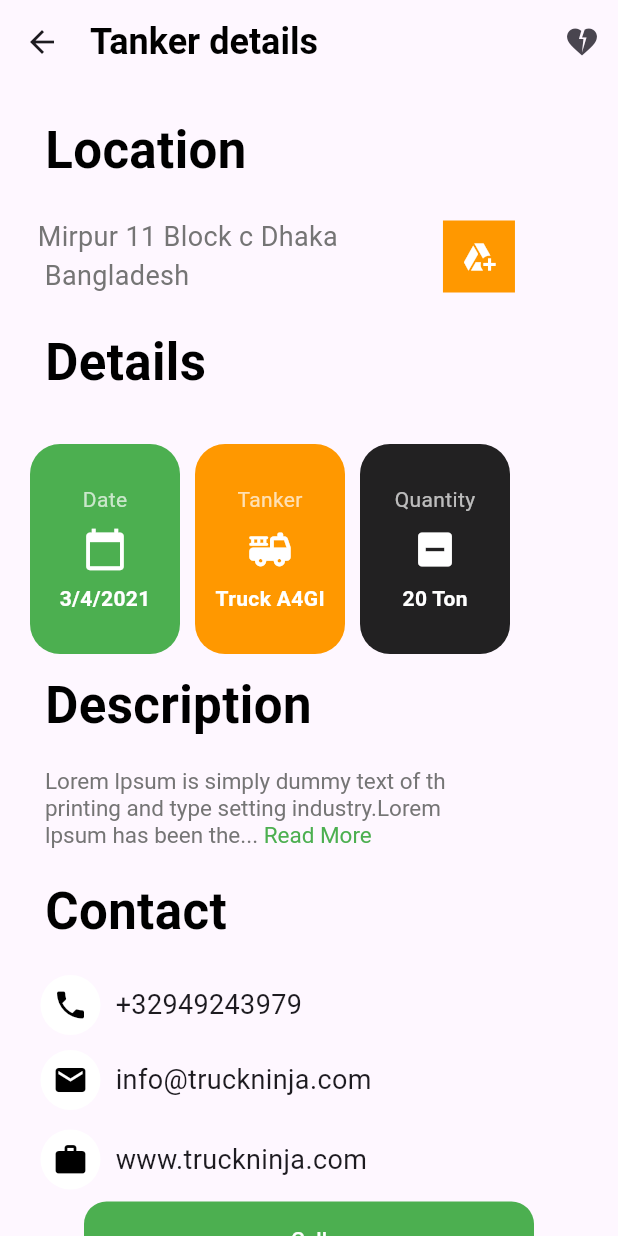
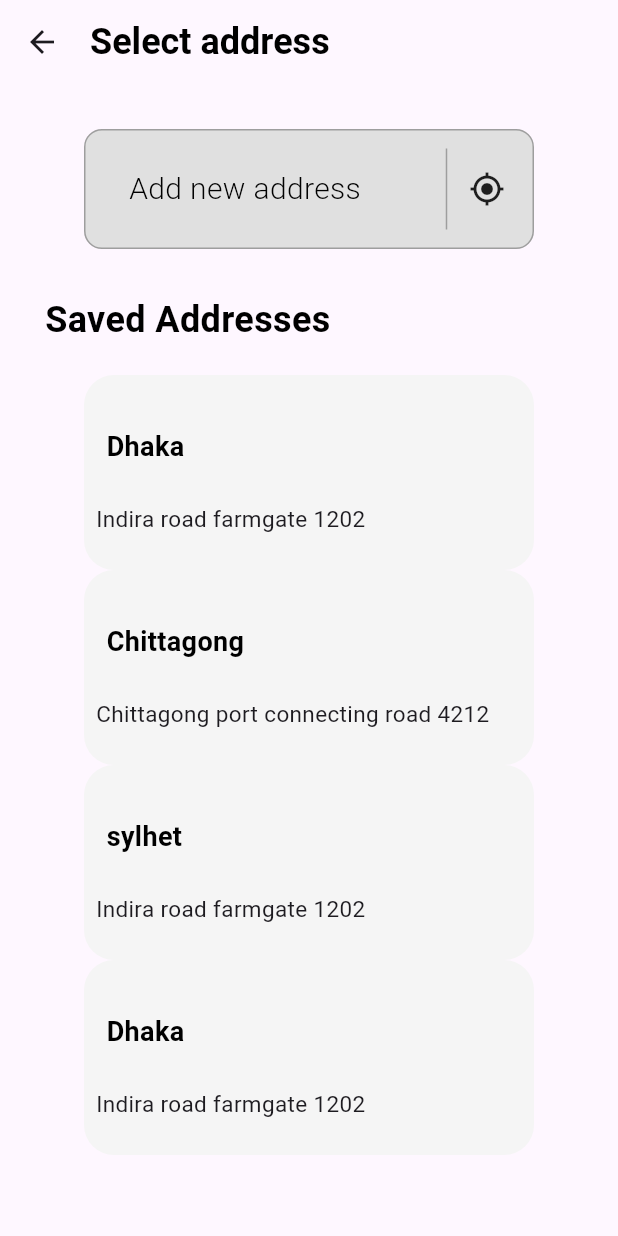
Before and after one commit to Ahmad163563/day02project, a Flutter app: the screen it shows after launch, on a phone screen of 412 x 824 dp. Run offline on Flutter 3.47's test engine with Material 3 defaults, Android fonts, the phone set to English and light mode, and no system bars.

Commit message:
workiing on a project

```diff
--- a/lib/main.dart
+++ b/lib/main.dart
@@ -1,3 +1,4 @@
+import 'package:day2/view/page%204.dart';
 import 'package:day2/view/page1.dart';
 import 'package:day2/view/page2.dart';
 import 'package:day2/view/page3%5D.dart';
@@ -18,7 +19,7 @@ class MyApp extends StatelessWidget {
         title: 'Flutter Demo',
         theme: ThemeData(
         ),
-        home: Page3()//Page2()//Page1() //Home(),
+        home: Page4()//Page3()//Page2()//Page1() //Home(),
     );
   }
 
--- a/lib/view/page 4.dart
+++ b/lib/view/page 4.dart
@@ -0,0 +1,161 @@
+import 'package:flutter/material.dart';
+
+class Page4 extends StatefulWidget {
+  const Page4({super.key});
+
+  @override
+  State<Page4> createState() => _Page4State();
+}
+
+class _Page4State extends State<Page4> {
+  @override
+  Widget build(BuildContext context) {
+    return Scaffold(
+        appBar: AppBar(
+        title: Row(
+        children: [
+        Icon(Icons.arrow_back),
+    SizedBox(width: 20,),
+    Text('Select address',style: TextStyle(fontSize: 24,fontWeight: FontWeight.bold,color: Colors.black),)
+    ],
+    ),
+        ),
+      body: Column(
+        children: [
+        SizedBox(height: 30,),
+        Center(
+        child: Container(
+        padding: EdgeInsets.symmetric(horizontal: 16),
+    height: 80,
+    width: 300,
+    decoration: BoxDecoration(
+    borderRadius: BorderRadius.circular(12),
+    border: Border.all(color: Colors.grey),
+    color: Colors.grey[300]
+    ),
+    child: Row(
+    children: [
+    SizedBox(width: 13,),
+    Text(
+    'Add new address',style: TextStyle(fontSize: 20,fontWeight: FontWeight.w300,color: Colors.black),
+
+    ),
+    SizedBox(width: 52,),
+    VerticalDivider(
+    color: Colors.grey,
+    width: 10,
+    thickness: 1,
+    indent: 12,     // Top padding
+    endIndent: 12,  // Bottom padding
+    ),
+      SizedBox(width: 10,),
+      Icon(Icons.my_location)
+        ],
+      ),
+    )
+        ),
+          SizedBox(height: 30,),
+          Row(
+            children: [
+              SizedBox(width: 30,),
+              Text('Saved Addresses',style: TextStyle(fontSize: 24,fontWeight: FontWeight.bold,color: Colors.black),),
+            ],
+          ),
+          SizedBox(height: 20,),
+          Container(
+            height: 130,
+            width: 300,
+            decoration: BoxDecoration(
+              borderRadius: BorderRadius.circular(20),
+              color: Colors.grey[100]
+            ),
+            child: Column(
+              crossAxisAlignment: CrossAxisAlignment.start,
+              children: [
+                SizedBox(height: 20,),
+                Padding(
+                  padding: const EdgeInsets.all( 15),
+                  child: Text('Dhaka',style: TextStyle(fontWeight: FontWeight.bold,color: Colors.black,fontSize: 18),),
+                ),
+                SizedBox(height: 1,),
+                Padding(
+                  padding: const EdgeInsets.all(8.0),
+                  child: Text('Indira road farmgate 1202',style: TextStyle(fontSize: 15),),
+                )
+              ],
+            ),
+          ),
+          Container(
+            height: 130,
+            width: 300,
+            decoration: BoxDecoration(
+                borderRadius: BorderRadius.circular(20),
+                color: Colors.grey[100]
+            ),
+            child: Column(
+              crossAxisAlignment: CrossAxisAlignment.start,
+              children: [
+                SizedBox(height: 20,),
+                Padding(
+                  padding: const EdgeInsets.all( 15),
+                  child: Text('Chittagong',style: TextStyle(fontWeight: FontWeight.bold,color: Colors.black,fontSize: 18),),
+                ),
+                SizedBox(height: 1,),
+                Padding(
+                  padding: const EdgeInsets.all(8.0),
+                  child: Text('Chittagong port connecting road 4212',style: TextStyle(fontSize: 15),),
+                )
+              ],
+            ),
+          ),
+          Container(
+            height: 130,
+            width: 300,
+            decoration: BoxDecoration(
+                borderRadius: BorderRadius.circular(20),
+                color: Colors.grey[100]
+            ),
+            child: Column(
+              crossAxisAlignment: CrossAxisAlignment.start,
+              children: [
+                SizedBox(height: 20,),
+                Padding(
+                  padding: const EdgeInsets.all( 15),
+                  child: Text('sylhet',style: TextStyle(fontWeight: FontWeight.bold,color: Colors.black,fontSize: 18),),
+                ),
+                SizedBox(height: 1,),
+                Padding(
+                  padding: const EdgeInsets.all(8.0),
+                  child: Text('Indira road farmgate 1202',style: TextStyle(fontSize: 15),),
+                )
+              ],
+            ),
+          ),
+          Container(
+            height: 130,
+            width: 300,
+            decoration: BoxDecoration(
+                borderRadius: BorderRadius.circular(20),
+                color: Colors.grey[100]
+            ),
+            child: Column(
+              crossAxisAlignment: CrossAxisAlignment.start,
+              children: [
+                SizedBox(height: 20,),
+                Padding(
+                  padding: const EdgeInsets.all( 15),
+                  child: Text('Dhaka',style: TextStyle(fontWeight: FontWeight.bold,color: Colors.black,fontSize: 18),),
+                ),
+                SizedBox(height: 1,),
+                Padding(
+                  padding: const EdgeInsets.all(8.0),
+                  child: Text('Indira road farmgate 1202',style: TextStyle(fontSize: 15),),
+                )
+              ],
+            ),
+          )
+        ]
+      )
+    );
+  }
+}
```
